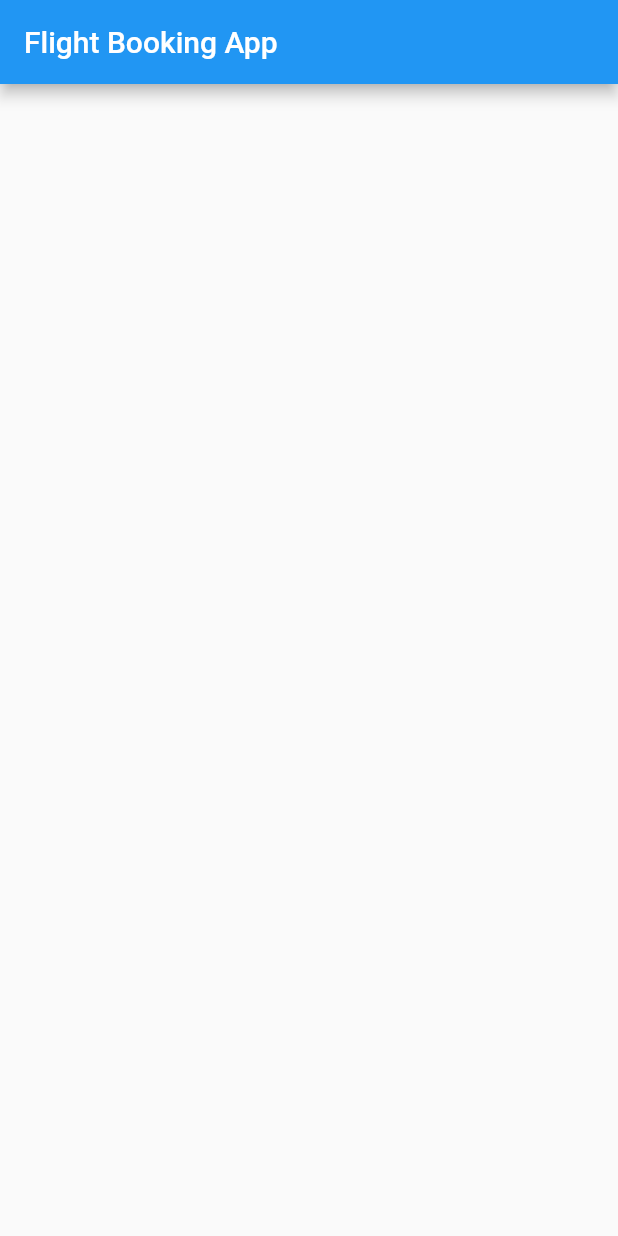
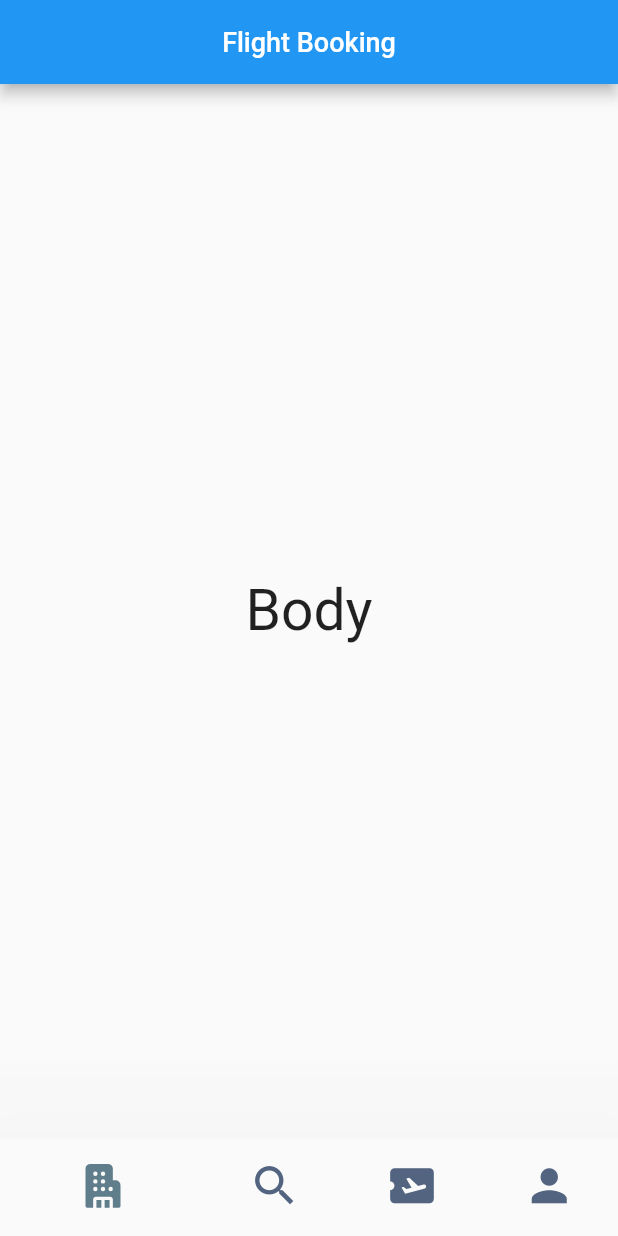
Before and after one commit to Hahsamkhan900/FlightBookingApp, a Flutter app: the screen it shows after launch, on a phone screen of 412 x 824 dp. Run offline on Flutter 3.47's test engine with Material 2 defaults, Android fonts, the phone set to English and light mode, and no system bars; our stand-ins replace fluentui_icons.

```diff
--- /dev/null
+++ b/lib/Screens/bottom_bar.dart
@@ -0,0 +1,52 @@
+import 'package:fluentui_icons/fluentui_icons.dart';
+import 'package:flutter/material.dart';
+import 'package:flutter/cupertino.dart';
+
+
+
+class BottomBar extends StatefulWidget {
+  const BottomBar({Key? key}) : super(key: key);
+
+  @override
+  State<BottomBar> createState() => _BottomBarState();
+}
+
+class _BottomBarState extends State<BottomBar> {
+  @override
+  Widget build(BuildContext context) {
+    return Scaffold(
+      appBar: AppBar(
+        title: const Center(
+          child:  Text(
+            "Flight Booking" ,
+            style: TextStyle(
+              fontSize: 18.0,
+            ),
+          ),
+        ),
+      ),
+      body: const Center(
+        child:  Text(
+            "Body",
+          style: TextStyle(
+            fontSize: 38.0
+          ),
+        ),
+      ),
+      bottomNavigationBar: BottomNavigationBar(
+        elevation: 100.0,
+        showSelectedLabels:false,
+        showUnselectedLabels: false,
+        selectedItemColor: Colors.blueGrey,
+        unselectedItemColor: const Color(0xFF526480),
+        iconSize: 35.0,
+        items: const [
+          BottomNavigationBarItem(icon: Icon(FluentSystemIcons.ic_fluent_building_filled), label: "Home"),
+          BottomNavigationBarItem(icon: Icon(Icons.search), label: "Search"),
+          BottomNavigationBarItem(icon: Icon(Icons.airplane_ticket), label: "Ticket"),
+          BottomNavigationBarItem(icon: Icon(Icons.person), label: "Profile")
+        ],
+      ),
+    );
+  }
+}
--- a/lib/main.dart
+++ b/lib/main.dart
@@ -1,6 +1,5 @@
+import 'package:flightbookingapp/Screens/bottom_bar.dart';
 import 'package:flutter/material.dart';
-
-import 'myhomepage.dart';
 
 void main() {
   runApp(const MyApp());
@@ -14,7 +13,7 @@ class MyApp extends StatelessWidget {
   Widget build(BuildContext context) {
     return const MaterialApp(
       debugShowCheckedModeBanner: false,
-      home: MyHomePage(),
+      home: BottomBar(),
     );
   }
 }
--- a/lib/myhomepage.dart
+++ b/lib/myhomepage.dart
@@ -1,14 +1,15 @@
 import 'package:flutter/material.dart';
 
-
-class MyHomePage extends StatelessWidget {
+class MyHomePage extends StatefulWidget {
   const MyHomePage({Key? key}) : super(key: key);
 
   @override
+  State<MyHomePage> createState() => _MyHomePageState();
+}
+
+class _MyHomePageState extends State<MyHomePage> {
+  @override
   Widget build(BuildContext context) {
-    return Scaffold(
-      appBar: AppBar(title: Text('Flight Booking App'),),
-
-    );
+    return Container();
   }
 }
--- a/pubspec.yaml
+++ b/pubspec.yaml
@@ -36,6 +36,7 @@ dependencies:
   # The following adds the Cupertino Icons font to your application.
   # Use with the CupertinoIcons class for iOS style icons.
   cupertino_icons: ^1.0.2
+  fluentui_icons:
 
 dev_dependencies:
   flutter_test:
```
Also changed, not shown: pubspec.lock.
